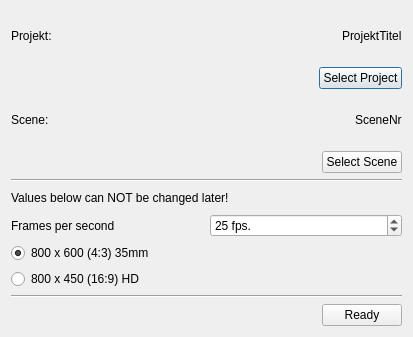
First picture: the form in startupmenu.ui, repository davidlamhauge/dastoryboard, before the edit.
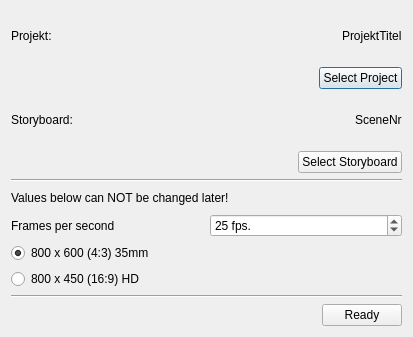
Second picture: the form after the edit.

Commit message: Labels updtae. comments work. small refactoring

Patch:
```diff
--- a/startupmenu.ui
+++ b/startupmenu.ui
@@ -74,7 +74,7 @@
      <item>
       <widget class="QLabel" name="labSceneText">
        <property name="text">
-        <string>Scene:</string>
+        <string>Storyboard:</string>
        </property>
       </widget>
      </item>
@@ -118,7 +118,7 @@
      <item>
       <widget class="QPushButton" name="btnSelectScene">
        <property name="text">
-        <string>Select Scene</string>
+        <string>Select Storyboard</string>
        </property>
       </widget>
      </item>
```
Left out of the diff: 6 changed lines with no effect on the pictures. The commit also changes 7 other files.
